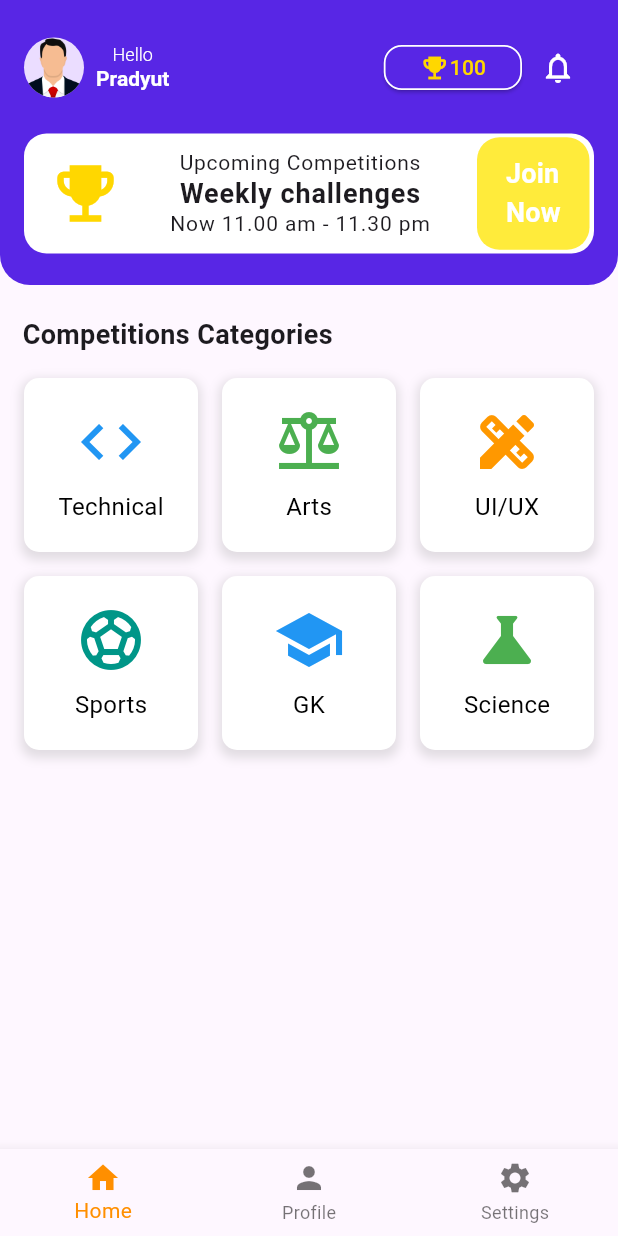
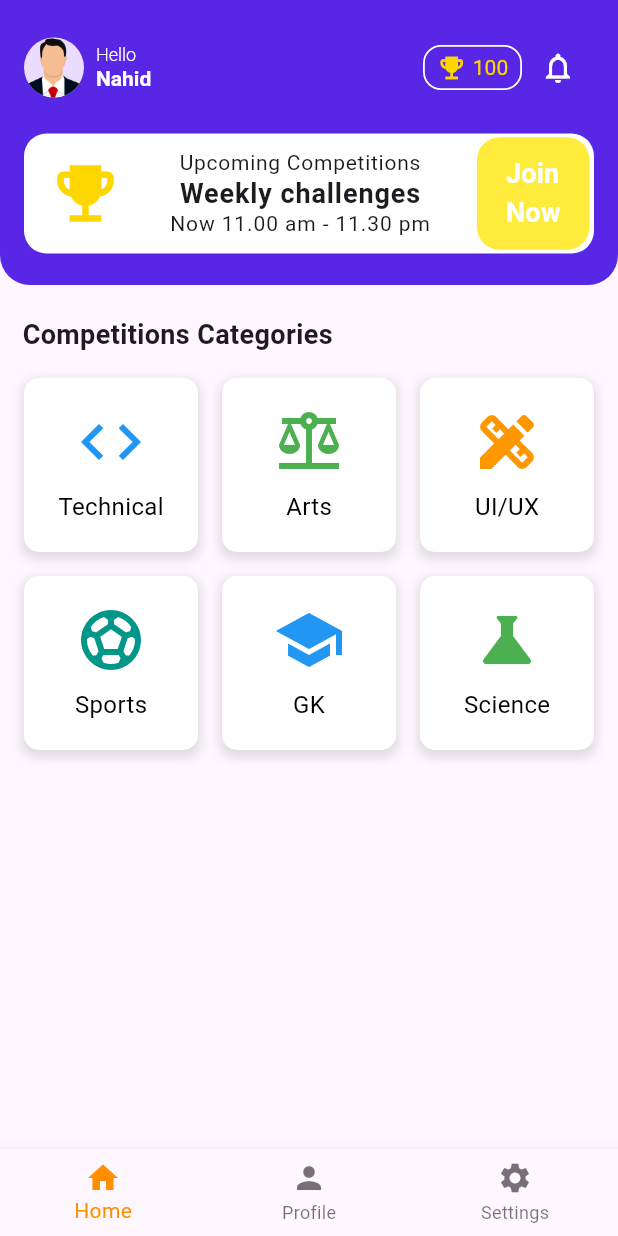
Before and after one commit to Nahidjc/quizzy-appv1, a Flutter app: the screen it shows after launch, on a phone screen of 412 x 824 dp. Run offline on Flutter 3.47's test engine with Material 2 defaults, Android fonts, the phone set to English and light mode, and no system bars.

Commit message:
issue fixed

```diff
--- a/lib/components/header.dart
+++ b/lib/components/header.dart
@@ -28,6 +28,8 @@ class _MyAppBarState extends State<MyAppBar>
   Widget build(BuildContext context) {
     return AppBar(
         toolbarHeight: 190.0,
+        automaticallyImplyLeading: false,
+        leading: null,
         backgroundColor: const Color(0xFF5826E5),
         shape: const RoundedRectangleBorder(
           borderRadius: BorderRadius.vertical(
@@ -39,7 +41,8 @@ class _MyAppBarState extends State<MyAppBar>
             Row(
               mainAxisAlignment: MainAxisAlignment.spaceBetween,
               children: [
-                Row(children: [
+                Row(
+                  children: [
                     Container(
                       margin: const EdgeInsets.only(right: 8.0),
                       decoration: BoxDecoration(
@@ -50,47 +53,69 @@ class _MyAppBarState extends State<MyAppBar>
                         backgroundImage: AssetImage("assets/images/avatar.png"),
                       ),
                     ),
-                  const Column(children: [
+                    const Column(
+                      crossAxisAlignment: CrossAxisAlignment.start,
+                      children: [
                         Text(
                           "Hello",
                           style: TextStyle(
                             color: Colors.white,
                             fontSize: 12.0,
-                          fontWeight: FontWeight.w300),
+                            fontWeight: FontWeight.w300,
                           ),
-                    Text("Pradyut",
+                        ),
+                        Text(
+                          "Nahid",
                           style: TextStyle(
                             color: Colors.white,
                             fontSize: 14.0,
-                            fontWeight: FontWeight.bold))
-                  ])
-                ]),
+                            fontWeight: FontWeight.bold,
+                          ),
+                        ),
+                      ],
+                    ),
+                  ],
+                ),
                 Row(
                   children: [
-                    Container(
+                    SizedBox(
                       height: 30.0,
-                        child: ElevatedButton(
-                            style: ButtonStyle(
-                              backgroundColor: MaterialStateProperty.all<Color>(
-                                  const Color(0xFF5826E5)),
-                              shape: MaterialStateProperty.all<OutlinedBorder>(
-                                RoundedRectangleBorder(
+                      child: Container(
+                        decoration: BoxDecoration(
+                          color: const Color(0xFF5826E5),
                           borderRadius: BorderRadius.circular(12.0),
-                                  side: const BorderSide(
+                          border: Border.all(
                             color: Colors.white,
                             width: 1.2,
                           ),
                         ),
+                        child: const Padding(
+                          padding: EdgeInsets.only(left: 8.0, right: 8.0),
+                          child: Center(
+                            child: Row(
+                              mainAxisAlignment: MainAxisAlignment.center,
+                              children: [
+                                Icon(
+                                  Icons.emoji_events,
+                                  color: const Color(0xFFFFD700),
+                                  size: 20.0,
+                                ),
+                                const SizedBox(
+                                    width:
+                                        4.0), // Add some spacing between the icon and text
+                                Text(
+                                  "100",
+                                  style: TextStyle(
+                                    color: const Color(0xFFFFD700),
+                                    fontSize: 14.0,
                                   ),
                                 ),
-                            onPressed: () {},
-                            child: const Row(children: [
-                              Icon(Icons.emoji_events,
-                                  color: Color(0xFFFFD700), size: 20.0),
-                              Text("100",
-                                  style: TextStyle(
-                                      color: Color(0xFFFFD700), fontSize: 14.0))
-                            ]))),
+                              ],
+                            ),
+                          ),
+                        ),
+                      ),
+                    ),
                     IconButton(
                       onPressed: () {},
                       icon: const Icon(Icons.notifications_outlined,
--- a/lib/main.dart
+++ b/lib/main.dart
@@ -10,11 +10,21 @@ class MyApp extends StatelessWidget {
 
   @override
   Widget build(BuildContext context) {
+    final textTheme = ThemeData.light().textTheme.copyWith(
+          bodyLarge: const TextStyle(
+            fontFamily: 'Roboto',
+          ),
+          bodyMedium: const TextStyle(
+            fontFamily: 'Roboto',
+          ),
+        );
+
     return MaterialApp(
       title: 'Demo Quiz',
       debugShowCheckedModeBanner: false,
       theme: ThemeData(
         colorScheme: ColorScheme.fromSeed(seedColor: Colors.deepPurple),
+        textTheme: textTheme,
         useMaterial3: true,
       ),
       home: const HomePage(),
--- a/lib/pages/quiz_page.dart
+++ b/lib/pages/quiz_page.dart
@@ -98,7 +98,7 @@ class _QuizPageState extends State<QuizPage> {
   int score = 0;
   int points = 0;
   bool isSubmitting = false;
-  int timeRemaining = 5;
+  int timeRemaining = 20;
   Timer? timer;
   int currentQuestionIndex = 0;
 
--- a/lib/pages/quiz_result.dart
+++ b/lib/pages/quiz_result.dart
@@ -1,4 +1,6 @@
 import 'package:flutter/material.dart';
+import 'package:quizzy/pages/home_page.dart';
+import 'package:quizzy/pages/leaderboard.dart';
 import 'package:quizzy/pages/result_review.dart';
 
 class ContentItem {
@@ -420,7 +422,11 @@ class _QuizResultPageState extends State<QuizResultPage>
                           ),
                           GestureDetector(
                             onTap: () {
-                              // Handle 'Home' tapped
+                              Navigator.push(
+                                context,
+                                MaterialPageRoute(
+                                    builder: (context) => const HomePage()),
+                              );
                             },
                             child: const Column(
                               mainAxisAlignment: MainAxisAlignment.center,
@@ -447,7 +453,11 @@ class _QuizResultPageState extends State<QuizResultPage>
                           ),
                           GestureDetector(
                             onTap: () {
-                              // Handle 'Leaderboard' tapped
+                              Navigator.push(
+                                context,
+                                MaterialPageRoute(
+                                    builder: (context) => LeaderboardPage()),
+                              );
                             },
                             child: const Column(
                               mainAxisAlignment: MainAxisAlignment.center,
--- a/pubspec.yaml
+++ b/pubspec.yaml
@@ -28,3 +28,9 @@ flutter:
   uses-material-design: true
   assets:
     - assets/images/avatar.png
+  fonts:
+    - family: Roboto
+      fonts:
+        - asset: fonts/Roboto-Regular.ttf
+        - asset: fonts/Roboto-Bold.ttf
+          weight: 700
```
Also changed, not shown: pubspec.lock. Lines whose indentation alone changed are shown as unchanged.
